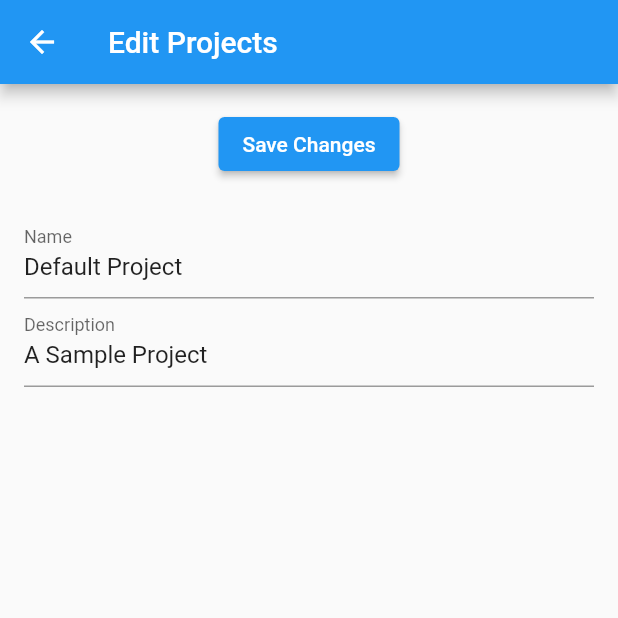
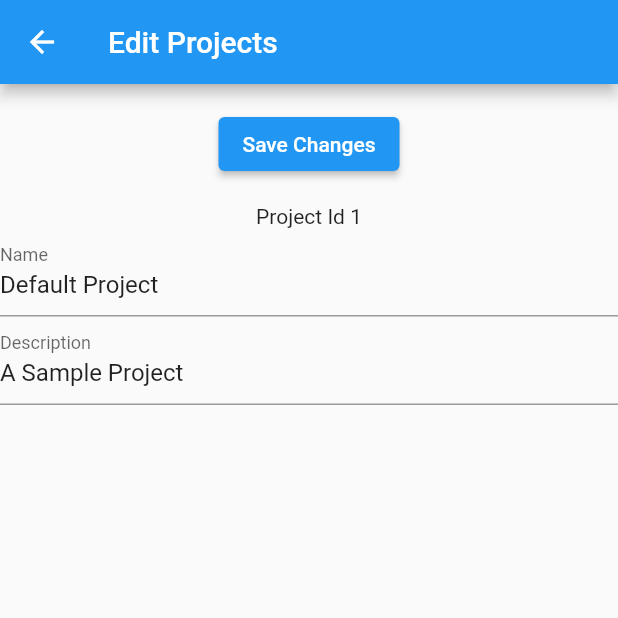
Before and after one commit to IanDarwin/esLister, a Flutter app: the ProjectListPage screen opened directly, after a tap on "Default Project", on a phone screen of 412 x 824 dp, the top half of it. Run offline on Flutter 3.47's test engine with Material 2 defaults, Android fonts, the phone set to English and light mode, and no system bars; our stand-ins replace camera, image_picker, sqflite; accounts and stored records are empty.

Commit message:
Numerous small fixes around Project List/Edit

```diff
--- a/lib/data/local_db_provider.dart
+++ b/lib/data/local_db_provider.dart
@@ -174,8 +174,9 @@ create table $tableNameItems (
   }
 
   Future<int> updateProject(project) async {
+    print('LocalDbProvider.updateProject $project');
     return await _db.update(tableNameProjects, project.toMap(),
-        where: 'where id = ?', whereArgs: [project.id]);
+        where: 'id = ?', whereArgs: [project.id]);
   }
 
   Future<Project> getProject(int projectId) async {
@@ -190,7 +191,7 @@ create table $tableNameItems (
   Future<List<Project>> getAllProjects() async {
     List<Project> result = [];
     final List<Map> projectMaps = await _db.query(tableNameProjects,
-        orderBy: 'lower($columnName)');
+        orderBy: 'id');
     for (Map m in projectMaps) {
       var project = Project.fromMap(m);
       List<Map<String, dynamic>> itemsMap = await _addItemsIntoProject(project);
--- a/lib/model/project.dart
+++ b/lib/model/project.dart
@@ -11,7 +11,7 @@ class Project {
     return 'Project#$id-$name';
   }
 
-  Map toMap() {
+  Map<String, Object?> toMap() {
     return {
       "id": id,
       "name": name,
--- a/lib/ui/item_list_view.dart
+++ b/lib/ui/item_list_view.dart
@@ -27,13 +27,16 @@ List<Project> _projects = [];
 
 class ItemListViewState extends State<ItemListView> {
   late Offset _pos = Offset.zero;
-  late List<Project> projects;
+  List<Project> projects = [];
+
   @override
   void initState() {
+    print('ItemListViewState.initState');
     loadProjects();
     super.initState();
   }
   void loadProjects() async {
+    print('ItemListViewState.loadProjects');
     projects = await localDbProvider.getAllProjects();
   }
 
--- a/lib/ui/project_edit_page.dart
+++ b/lib/ui/project_edit_page.dart
@@ -1,3 +1,4 @@
+import 'package:eslister/main.dart';
 import 'package:flutter/material.dart';
 import 'package:eslister/model/project.dart';
 
@@ -5,21 +6,14 @@ import 'package:eslister/model/project.dart';
 class ProjectEditPage extends StatefulWidget {
   final Project project;
 
-  ProjectEditPage({required this.project});
+  ProjectEditPage({super.key, required this.project});
 
   @override
-  _ProjectEditPageState createState() => _ProjectEditPageState();
+  ProjectEditPageState createState() => ProjectEditPageState();
 }
 
-class _ProjectEditPageState extends State<ProjectEditPage> {
-  List<Project> _editedProjects = [];
-
-  @override
-  void initState() {
-    super.initState();
-    // Create a copy of the list of projects to edit
-    //_editedProjects = List.from(widget.projects);
-  }
+class ProjectEditPageState extends State<ProjectEditPage> {
+  final List<Project> _editedProjects = [];
 
   @override
   Widget build(BuildContext context) {
@@ -33,17 +27,19 @@ class _ProjectEditPageState extends State<ProjectEditPage> {
           padding: const EdgeInsets.all(16.0),
           child: ElevatedButton(
             onPressed: () {
-              // XXX save changes
+              localDbProvider.updateProject(widget.project);
               Navigator.pop(context, _editedProjects);
             },
             child: Text("Save Changes"),
           ),
         ),
 
-        ListTile(
-          title: TextFormField(
+        Column(children: [
+
+          Text('Project Id ${widget.project.id}'),
+          TextFormField(
             initialValue: widget.project.name,
-            decoration: InputDecoration(
+            decoration: const InputDecoration(
               labelText: "Name",
             ),
             onChanged: (value) {
@@ -51,10 +47,11 @@ class _ProjectEditPageState extends State<ProjectEditPage> {
                 widget.project.name = value;
               });
             },
+            onSaved: (value) => widget.project.name = value!,
           ),
-          subtitle: TextFormField(
+          TextFormField(
             initialValue: widget.project.description ?? "",
-            decoration: InputDecoration(
+            decoration: const InputDecoration(
               labelText: "Description",
             ),
             onChanged: (value) {
@@ -62,7 +59,9 @@ class _ProjectEditPageState extends State<ProjectEditPage> {
                 widget.project.description = value.isNotEmpty ? value : null;
               });
             },
+            onSaved: (value) => widget.project.description = value!,
           ),
+          ]
         ),
       ],
       ),
--- a/lib/ui/project_list_page.dart
+++ b/lib/ui/project_list_page.dart
@@ -1,3 +1,6 @@
+import 'dart:ui';
+
+import 'package:eslister/main.dart';
 import 'package:eslister/ui/project_edit_page.dart';
 import 'package:flutter/material.dart';
 import 'package:eslister/model/project.dart';
@@ -14,12 +17,7 @@ class ProjectListPageState extends State<ProjectListPage> {
   int _selectedProjectId = -1;
 
   Future<List<Project>> _getProjects() async {
-    // Temporary list of projects
-    return [
-      Project(id: 1, name: "Default Project", description: "A Sample Project"),
-      Project(id: 2, name: "Estate Stuff", description: "Another Sample Project"),
-      Project(id: 3, name: "Cheaper Stuff"),
-    ];
+    return localDbProvider.getAllProjects();
   }
 
   @override
@@ -39,8 +37,8 @@ class ProjectListPageState extends State<ProjectListPage> {
                 return ListTile(
                   title: Text(project.name),
                   subtitle: project.description != null ? Text(project.description!) : null,
-                  onTap: () {
-                    Navigator.of(context).push(MaterialPageRoute(
+                  onTap: () async {
+                    await Navigator.of(context).push(MaterialPageRoute(
                         builder: (context) => (ProjectEditPage(project: project))));
                     setState(() {
                       _selectedProjectId = project.id!;
```
